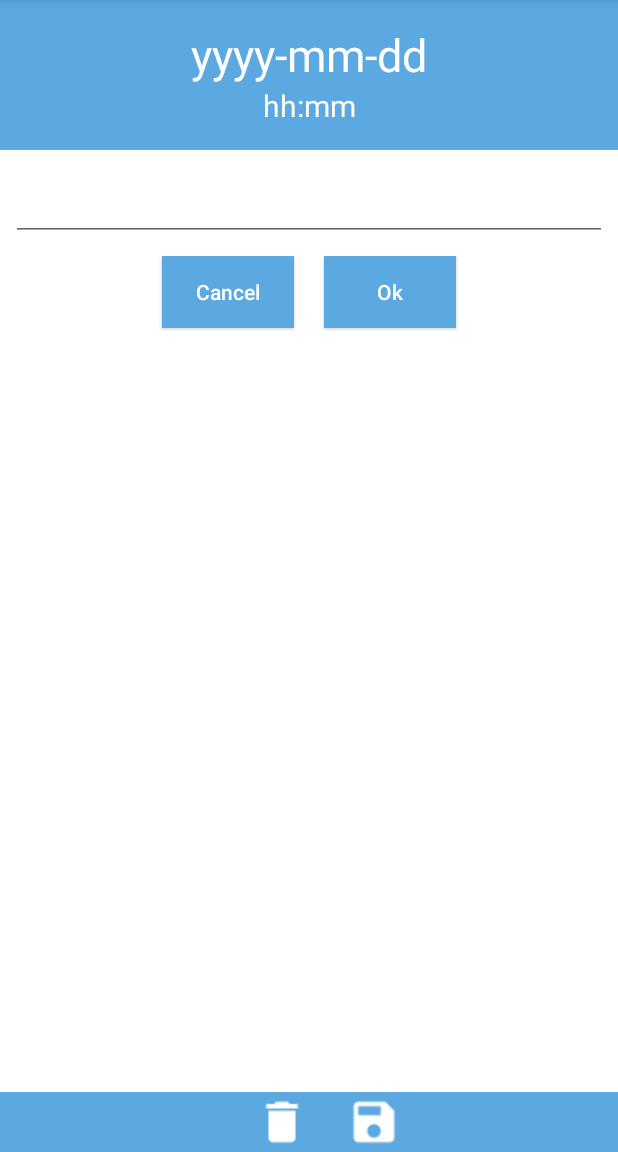
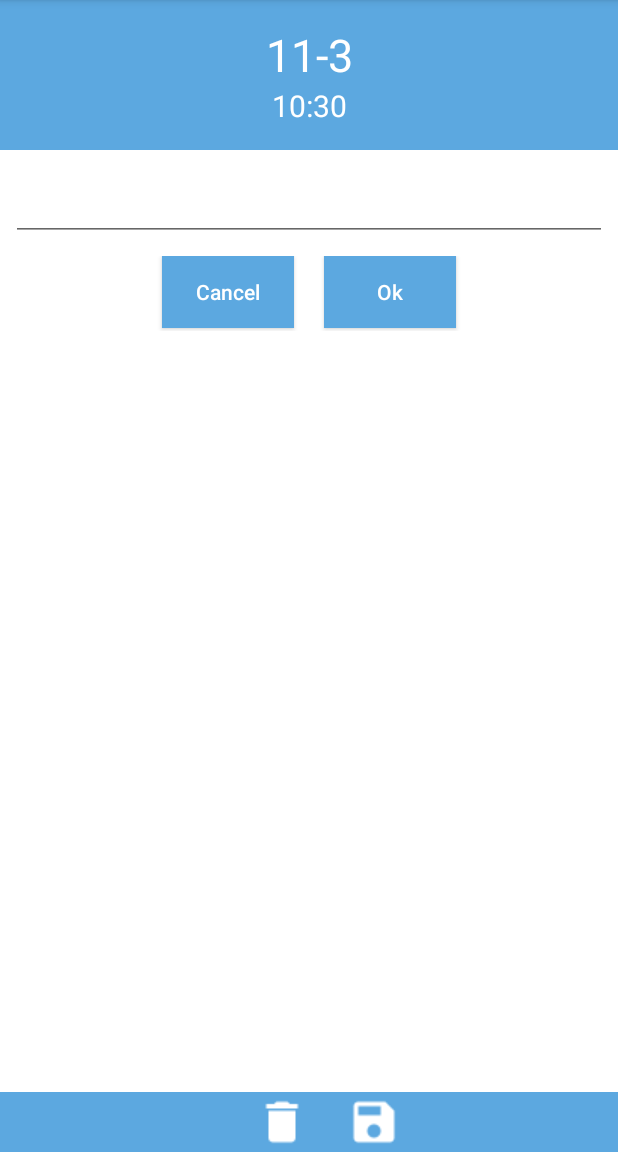
Before and after one commit to jojoli1024/new_diary, an Android app: the fragment MemoFragment shown on its own in the app's theme, on a phone screen of 412 x 824 dp, the part 84-1236 px from its top. Run offline under Robolectric (Android 15) with nearby library versions, the phone set to English and light mode, and no system bars.

Commit message:
jojo分支：memo界面的时间选择弹窗完成

```diff
--- a/app/src/main/java/com/jojo/diary/memo/MemoFragment.java
+++ b/app/src/main/java/com/jojo/diary/memo/MemoFragment.java
@@ -1,25 +1,39 @@
 package com.jojo.diary.memo;
 
+import android.app.DatePickerDialog;
+import android.app.TimePickerDialog;
 import android.os.Bundle;
 import android.support.annotation.NonNull;
 import android.support.annotation.Nullable;
 import android.support.v4.app.Fragment;
+import android.util.Log;
 import android.view.LayoutInflater;
 import android.view.View;
 import android.view.ViewGroup;
 import android.widget.Button;
+import android.widget.DatePicker;
 import android.widget.EditText;
 import android.widget.ImageView;
 import android.widget.RelativeLayout;
+import android.widget.TextView;
+import android.widget.TimePicker;
 import android.widget.Toast;
 
 import com.jojo.diary.R;
+import com.jojo.diary.TimeTools;
+
+import java.text.SimpleDateFormat;
+import java.util.Calendar;
 
 public class MemoFragment extends Fragment implements View.OnClickListener{
     private Button But_edit_memo_cancel,But_edit_memo_ok;
     private EditText EDT_edit_memo_content;
     private ImageView IV_diary_delete,IV_diary_save;
     private RelativeLayout memo_page_add_calendar;
+    private TextView TV_md,TV_hs;
+    private Calendar calendar;
+    private SimpleDateFormat simpleDateFormat;
+    private int month,day,hour,minute;
 
     public View onCreateView(@NonNull LayoutInflater inflater, @Nullable ViewGroup container, @Nullable Bundle savedInstanceState) {
         View rootView = inflater.inflate(R.layout.memo_page,container,false);
@@ -27,7 +41,7 @@ public class MemoFragment extends Fragment implements View.OnClickListener{
         But_edit_memo_cancel.setOnClickListener(this);
 
         But_edit_memo_ok = (Button)rootView.findViewById(R.id.But_edit_memo_ok);
-        But_edit_memo_cancel.setOnClickListener(this);
+        But_edit_memo_ok.setOnClickListener(this);
 
         EDT_edit_memo_content = (EditText)rootView.findViewById(R.id.EDT_edit_memo_content);
         EDT_edit_memo_content.setOnClickListener(this);
@@ -41,7 +55,46 @@ public class MemoFragment extends Fragment implements View.OnClickListener{
         memo_page_add_calendar = (RelativeLayout)rootView.findViewById(R.id.RL_date_time_picker);
         memo_page_add_calendar.setOnClickListener(this);
 
+        TV_md = (TextView)rootView.findViewById(R.id.md);
+        TV_hs = (TextView)rootView.findViewById(R.id.hs);
+
+        setCurrentTime();
+
         return rootView;
+    }
+
+    private void setCurrentTime() {
+        simpleDateFormat = new SimpleDateFormat("HH:mm");
+        calendar = Calendar.getInstance();
+//        timeTools = TimeTools.getInstance(getActivity().getApplicationContext());
+//        if (updateCurrentTime) {
+//            calendar.setTimeInMillis(System.currentTimeMillis());
+//        }
+        calendar.setTimeInMillis(System.currentTimeMillis());
+        String md = "";
+//        md += timeTools.getMonths()[calendar.get(Calendar.MONTH)];
+        md += calendar.get(Calendar.MONTH)+1;
+        md += "-" + calendar.get(Calendar.DAY_OF_MONTH);
+        String TAG = "md";
+        if(md != null){
+            Log.e(TAG,md);
+            TV_md.setText(md);
+        }else {
+            Toast.makeText(getActivity(),md + "md is null !", Toast.LENGTH_SHORT).show();
+        }
+
+        String hs = simpleDateFormat.format(calendar.getTime());
+        if(hs != null){
+            TV_hs.setText(hs);
+        }else {
+            Toast.makeText(getActivity(),hs + "hs is null !", Toast.LENGTH_SHORT).show();
+        }
+
+    }
+    @Override
+    public void onCreate(@Nullable Bundle savedInstanceState) {
+        super.onCreate(savedInstanceState);
+//        setCurrentTime(); 不能放这里？
     }
 
     @Override
@@ -59,7 +112,35 @@ public class MemoFragment extends Fragment implements View.OnClickListener{
             case R.id.IV_diary_save:
                 break;
             case R.id.RL_date_time_picker:
-                Toast.makeText(getActivity(),"calendar successfully!!", Toast.LENGTH_SHORT).show();
+//                Toast.makeText(getActivity(),"calendar successfully!!", Toast.LENGTH_SHORT).show();
+                calendar.getInstance();
+                new TimePickerDialog(getActivity(),R.style.ThemeDialog,
+                        new TimePickerDialog.OnTimeSetListener() {
+                            @Override
+                            public void onTimeSet(TimePicker view, int hourOfDay, int minute) {
+                                TV_hs.setText(""+hourOfDay+":"+minute);
+                            }
+                        },calendar.get(Calendar.HOUR_OF_DAY),calendar.get(Calendar.MINUTE),true).show();
+
+                new DatePickerDialog(getActivity(),R.style.ThemeDialog,
+                        new DatePickerDialog.OnDateSetListener() {
+                            @Override
+                            public void onDateSet(DatePicker view, int year, int month, int dayOfMonth) {
+                                TV_md.setText(""+(month+1)+"-"+dayOfMonth);
+                            }
+                        },calendar.get(Calendar.YEAR),calendar.get(Calendar.MONTH),calendar.get(Calendar.DAY_OF_MONTH)).show();
+
+//                new Thread(){
+//                    public void run(){
+//                        try{
+//                            sleep(20000);
+//                        }catch (Exception e){
+//                            Log.e("sleep","失败了");
+//                        }
+//                    }
+//                }.start();
+
+
                 break;
             default:
                 break;
--- a/app/src/main/java/com/jojo/diary/view/dialog_diaryFragment.java
+++ b/app/src/main/java/com/jojo/diary/view/dialog_diaryFragment.java
@@ -181,7 +181,7 @@ public class dialog_diaryFragment extends DialogFragment implements View.OnClick
 //           Uri uri = Uri.parse("android.rescore://com.android.jojo/"+R.raw.jentlemo);
 //           Uri uri = Uri.parse(myMusicData.get(0));
 //           myPlayer.setDataSource(getActivity(),uri);
-           myPlayer.setDataSource("/sdcard/download/justblue.mp3");
+           myPlayer.setDataSource("/sdcard/download/jentlemo.mp3");
            myPlayer.prepare();
            myPlayer.setLooping(true);
            myPlayer.setOnPreparedListener(new MediaPlayer.OnPreparedListener() {
--- a/app/src/main/res/layout/memo_page.xml
+++ b/app/src/main/res/layout/memo_page.xml
@@ -24,14 +24,16 @@
                 android:orientation="vertical"
                 android:clickable="false">
                 <TextView
+                    android:id="@+id/md"
                     android:layout_width="match_parent"
                     android:layout_height="wrap_content"
-                    android:text="yyyy-mm-dd"
+                    android:text="mm-dd"
                     android:textAlignment="center"
                     android:textColor="@android:color/white"
                     android:textSize="30dp"
                     android:clickable="false"/>
                 <TextView
+                    android:id="@+id/hs"
                     android:layout_width="match_parent"
                     android:layout_height="wrap_content"
                     android:text="hh:mm"
--- a/app/src/main/res/values/styles.xml
+++ b/app/src/main/res/values/styles.xml
@@ -18,4 +18,10 @@
         <item name="android:paddingRight">5dp</item>
     </style>
 
+    <style name="ThemeDialog" parent="Theme.AppCompat.Light.Dialog" type="text/css">
+        <item name="colorAccent">@color/themeColor</item>
+        <item name="colorPrimary">@color/themeColor</item>
+        <item name="colorPrimaryDark">@color/themeColor</item>
+    </style>
+
 </resources>
```
Also changed, not shown: app/src/main/java/com/jojo/diary/TimeTools.java (added, +35 -0 lines), app/src/main/res/values/array.xml (added, +72 -0 lines), 1 other file.
